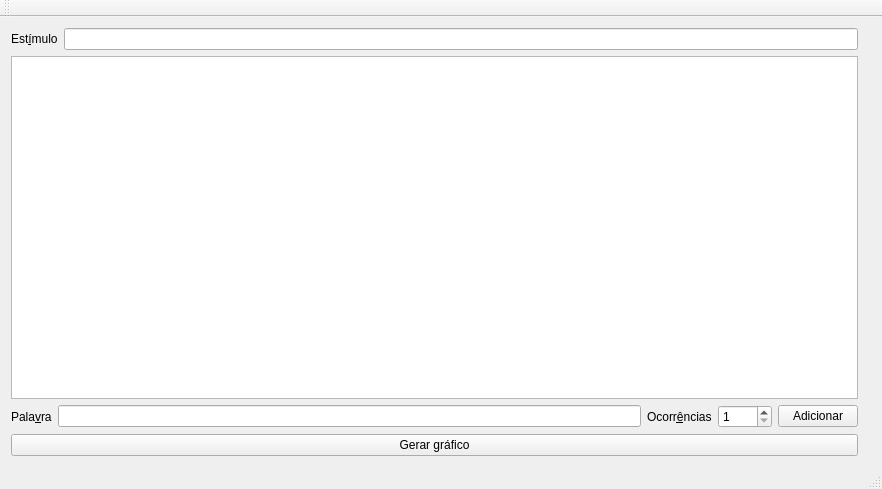
Above: mainwindow.ui from romariorios/orion before the change. Below: the same form after it.
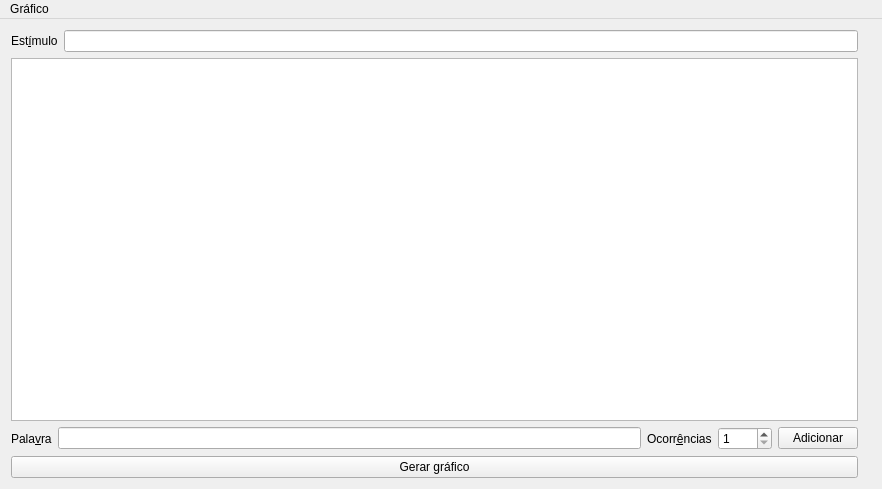
That is the form after the change.

Commit message: Adicionar menu "Gráfico"

Diff of the .ui file:
```diff
--- a/mainwindow.ui
+++ b/mainwindow.ui
@@ -105,19 +105,22 @@
      <x>0</x>
      <y>0</y>
      <width>882</width>
-     <height>30</height>
+     <height>23</height>
     </rect>
    </property>
+   <widget class="QMenu" name="menuGr_fico">
+    <property name="title">
+     <string>Gráfico</string>
+    </property>
+    <addaction name="actionGerar"/>
+   </widget>
+   <addaction name="menuGr_fico"/>
   </widget>
-  <widget class="QToolBar" name="mainToolBar">
-   <attribute name="toolBarArea">
-    <enum>TopToolBarArea</enum>
-   </attribute>
-   <attribute name="toolBarBreak">
-    <bool>false</bool>
-   </attribute>
-  </widget>
-  <widget class="QStatusBar" name="statusBar"/>
+  <action name="actionGerar">
+   <property name="text">
+    <string>Gerar</string>
+   </property>
+  </action>
  </widget>
  <layoutdefault spacing="6" margin="11"/>
  <resources/>
```
The commit also changes 1 other file.
